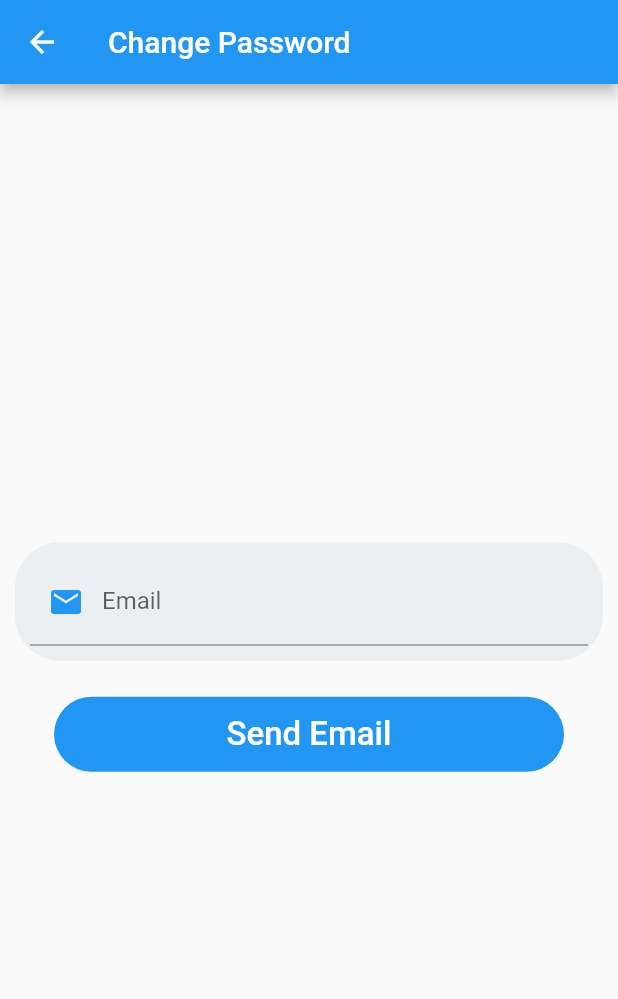
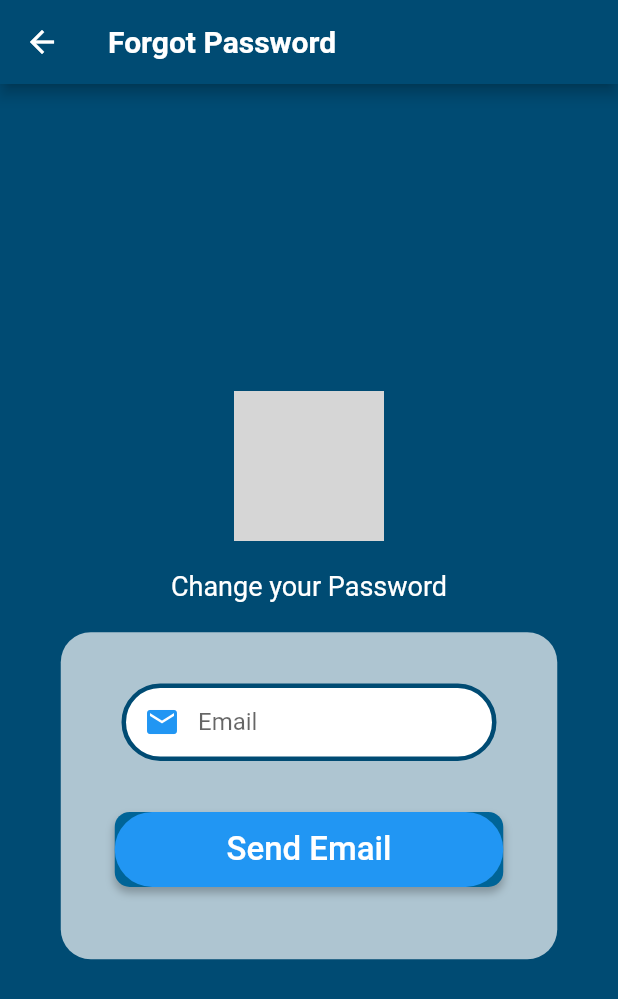
Before and after one commit to CharC0de/learning_app, a Flutter app: the ChangePass screen opened directly, on a phone screen of 412 x 824 dp. Shown: the top 999 px of the screen. Run offline on Flutter 3.47's test engine with Material 3 defaults, Android fonts, the phone set to English and light mode, and no system bars; our stand-ins replace cloud_firestore, file_picker, firebase_auth, firebase_core, firebase_database, firebase_storage and 2 more; missing offline and left inert: flutter_downloader, qr_code_scanner; accounts and stored records are empty; network calls fail; grey boxes are pictures that could not be loaded.

Commit message:
Update change_pass.dart
Add design to the change password page

Signed-off-by: Asminah Angni <124657067+Bamblazeyyy@users.noreply.github.com>

```diff
--- a/lib/change_pass/change_pass.dart
+++ b/lib/change_pass/change_pass.dart
@@ -1,10 +1,10 @@
 import 'package:flutter/material.dart';
 import '../utilities/util.dart';
 import 'package:firebase_auth/firebase_auth.dart';
-import "../main.dart";
+import '../main.dart';
 
 class ChangePass extends StatefulWidget {
-  const ChangePass({super.key});
+  const ChangePass({Key? key});
   @override
   State<ChangePass> createState() => _ChangePassState();
 }
@@ -38,7 +38,10 @@ class _ChangePassState extends State<ChangePass> {
           child: SizedBox(
             width: MediaQuery.of(context).size.width,
             height: 50,
-              child: widget)));
+            child: widget,
+          ),
+        ),
+      );
 
   InputDecoration inpDecoration(String identifier, IconData? icon) =>
       InputDecoration(
@@ -48,21 +51,77 @@ class _ChangePassState extends State<ChangePass> {
         ),
         hintText: identifier,
         labelText: identifier,
+        contentPadding: EdgeInsets.zero, // Remove padding inside the TextField
+        enabledBorder: UnderlineInputBorder(
+          borderSide: BorderSide(
+            color: Colors.transparent,
+          ),
+        ),
+        focusedBorder: UnderlineInputBorder(
+          borderSide: BorderSide(
+            color: Colors.transparent,
+          ),
+        ),
+      );
+
+  BoxDecoration emailDecoration() => BoxDecoration(
+        shape: BoxShape.rectangle,
+        color: Colors.white,
+        borderRadius: BorderRadius.circular(50),
+        border: Border.all(width: 3, color: Color(0xFF004B73)),
       );
 
   @override
   Widget build(BuildContext context) {
     return Scaffold(
+      backgroundColor: Color(0xFF004B73),
       appBar: AppBar(
-        title: const Text("Change Password"),
+        backgroundColor: Color(0xFF004B73),
+        title: const Text("Forgot Password", style: TextStyle(fontWeight: FontWeight.bold)),
       ),
       body: Center(
         child: SingleChildScrollView(
-            child: Form(
-                key: _formKey,
           child: Column(
             children: [
-                    inpContainer(TextFormField(
+              SizedBox(height: 20), // Add spacing between logo and text
+              Container(
+                width: 100,
+                height: 100,
+                decoration: BoxDecoration(
+                  image: DecorationImage(
+                    image: NetworkImage("images/Logo.png"),
+                    fit: BoxFit.fill,
+                  ),
+                ),
+              ),
+              SizedBox(height: 20), // Add spacing between text and email TextFormField
+              Text(
+                "Change your Password",
+                style: TextStyle(
+                  color: Colors.white, // Set text color to white
+                  fontSize: 18,
+                ),
+              ),
+              SizedBox(height: 20), // Add more spacing
+              Padding(
+                padding: const EdgeInsets.symmetric(horizontal: 16), // Add padding to the sides
+                child: Container(
+                  width: 331,
+                  height: 218,
+                  decoration: ShapeDecoration(
+                    color: Color(0xFFAEC5D1),
+                    shape: RoundedRectangleBorder(
+                      borderRadius: BorderRadius.circular(20),
+                    ),
+                  ),
+                  child: Column(
+                    mainAxisAlignment: MainAxisAlignment.center, // Center the content
+                    children: [
+                      Container(
+                        width: 250, // Adjusted the width
+                        height: 51.57,
+                        decoration: emailDecoration(),
+                        child: TextFormField(
                           decoration: inpDecoration("Email", Icons.email),
                           validator: (value) {
                             if (value == null || value.isEmpty) {
@@ -76,8 +135,28 @@ class _ChangePassState extends State<ChangePass> {
                             email = value;
                           },
                           keyboardType: TextInputType.emailAddress,
-                    )),
-                    buttonStyle(FilledButton(
+                        ),
+                      ),
+                      SizedBox(height: 20), // Add spacing between email and button
+                      buttonStyle(
+                        Container(
+                          width: 271.59,
+                          height: 41.65,
+                          decoration: ShapeDecoration(
+                            color: Color(0xFF006497),
+                            shape: RoundedRectangleBorder(
+                              borderRadius: BorderRadius.circular(10),
+                            ),
+                            shadows: [
+                              BoxShadow(
+                                color: Color(0x3F000000),
+                                blurRadius: 4,
+                                offset: Offset(0, 4),
+                                spreadRadius: 0,
+                              ),
+                            ],
+                          ),
+                          child: FilledButton(
                             onPressed: () {
                               if (_formKey.currentState!.validate()) {
                                 _formKey.currentState!.save();
@@ -97,23 +176,28 @@ class _ChangePassState extends State<ChangePass> {
                                         onPressed: () {
                                           Navigator.of(context).push(
                                             MaterialPageRoute(
-                                                      builder: (context) =>
-                                                          const Login()));
+                                              builder: (context) => const Login(),
+                                            ),
+                                          );
                                         },
                                         child: const Text(
                                           "Ok",
                                           style: TextStyle(
-                                                  fontWeight: FontWeight.w500),
-                                            ))
+                                            fontWeight: FontWeight.w500,
+                                          ),
+                                        ),
+                                      ),
                                     ],
-                                    ));
+                                  ),
+                                );
                               } else {
                                 showDialog<String>(
                                   context: context,
                                   builder: (context) => AlertDialog(
                                     title: const Text("Error"),
                                     content: const Text(
-                                          "Email was not sent please check your internet connection and try again."),
+                                      "Email was not sent. Please check your internet connection and try again.",
+                                    ),
                                     actions: [
                                       FilledButton(
                                         onPressed: () {
@@ -122,18 +206,29 @@ class _ChangePassState extends State<ChangePass> {
                                         child: const Text(
                                           "Ok",
                                           style: TextStyle(
-                                                  fontWeight: FontWeight.w500),
-                                            )),
+                                            fontWeight: FontWeight.w500,
+                                          ),
+                                        ),
+                                      ),
                                     ],
-                                    ));
+                                  ),
+                                );
                               }
                             },
                             child: const Text(
                               "Send Email",
                               style: TextStyle(fontSize: 22),
-                        )))
+                            ),
+                          ),
+                        ),
+                      ),
                     ],
-                ))),
+                  ),
+                ),
+              ),
+            ],
+          ),
+        ),
       ),
     );
   }
```
Lines whose indentation alone changed are shown as unchanged.
